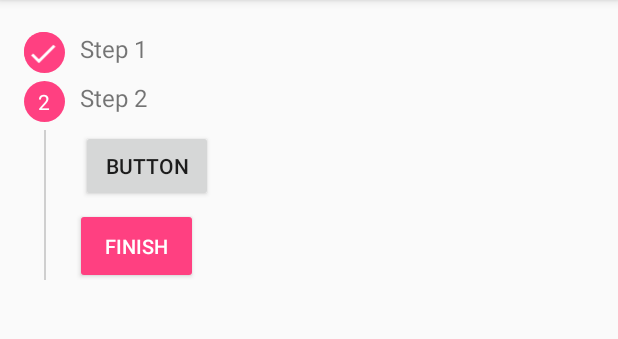
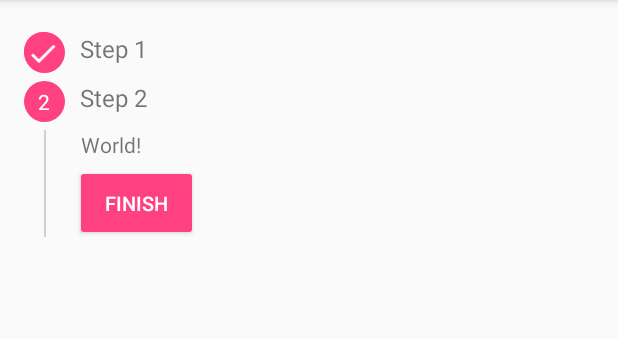
Before and after one commit to Sabelnikova/stepperview, an Android app: the screen it shows after launch (MainActivity), after a tap on "NEXT", on a phone screen of 412 x 824 dp, the part 84-423 px from its top. Run offline under Robolectric (Android 15) with nearby library versions, the phone set to English and light mode, and no system bars.

Commit message:
some changes to example

```diff
--- a/app/src/main/java/com/sabelnikova/stepper/MainActivity.kt
+++ b/app/src/main/java/com/sabelnikova/stepper/MainActivity.kt
@@ -2,6 +2,7 @@ package com.sabelnikova.stepper
 
 import android.support.v7.app.AppCompatActivity
 import android.os.Bundle
+import android.widget.Toast
 import kotlinx.android.synthetic.main.activity_main.*
 
 class MainActivity : AppCompatActivity() {
@@ -10,7 +11,19 @@ class MainActivity : AppCompatActivity() {
         super.onCreate(savedInstanceState)
         setContentView(R.layout.activity_main)
 
-        stepper.addStep(TestFragment.newInstance(), "Step 1")
-        stepper.addStep(TestFragment.newInstance(), "Step 2", "Finish")
+        stepper.apply {
+            addStep(TestFragment.newInstance("Hello"), "Step 1")
+            addStep(TestFragment.newInstance("World!"), "Step 2", "Finish")
+
+            beforeStepOpening = { _, newStep ->
+                Toast.makeText(this@MainActivity, "going to step " + (newStep + 1), Toast.LENGTH_SHORT).show()
+                true
+            }
+
+            onLastStepButtonClick = {
+                Toast.makeText(this@MainActivity, "all steps completed", Toast.LENGTH_SHORT).show()
+            }
+        }
+
     }
 }
--- a/app/src/main/java/com/sabelnikova/stepper/TestFragment.kt
+++ b/app/src/main/java/com/sabelnikova/stepper/TestFragment.kt
@@ -5,14 +5,28 @@ import android.support.v4.app.Fragment
 import android.view.LayoutInflater
 import android.view.View
 import android.view.ViewGroup
+import kotlinx.android.synthetic.main.fragment_test.*
 
 class TestFragment : Fragment() {
 
     companion object {
-        fun newInstance() = TestFragment()
+        private const val TEXT_ARG = "text"
+
+        fun newInstance(text: String) =
+                TestFragment().apply {
+                    arguments = Bundle().apply {
+                        putString(TEXT_ARG, text)
+                    }
+                }
     }
 
     override fun onCreateView(inflater: LayoutInflater, container: ViewGroup?, savedInstanceState: Bundle?): View? {
         return inflater.inflate(R.layout.fragment_test, container, false)
     }
+
+    override fun onViewCreated(view: View, savedInstanceState: Bundle?) {
+        super.onViewCreated(view, savedInstanceState)
+
+        text.text = arguments?.getString(TEXT_ARG)
+    }
 }
--- a/app/src/main/res/layout/fragment_test.xml
+++ b/app/src/main/res/layout/fragment_test.xml
@@ -1,15 +1,6 @@
 <?xml version="1.0" encoding="utf-8"?>
-<FrameLayout
+<TextView
     xmlns:android="http://schemas.android.com/apk/res/android"
-    xmlns:tools="http://schemas.android.com/tools"
+    android:id="@+id/text"
     android:layout_width="match_parent"
-    android:layout_height="wrap_content">
-
-    <Button
-        android:id="@+id/button"
-        android:layout_width="wrap_content"
-        android:layout_height="wrap_content"
-        android:text="Button"
-        tools:layout_editor_absoluteX="147dp"
-        tools:layout_editor_absoluteY="230dp" />
-</FrameLayout>
+    android:layout_height="wrap_content"/>
```
